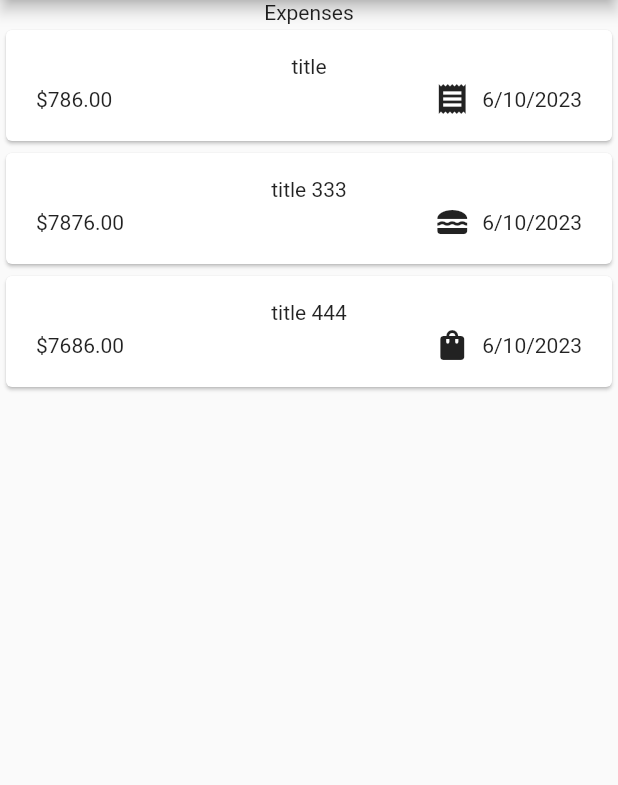
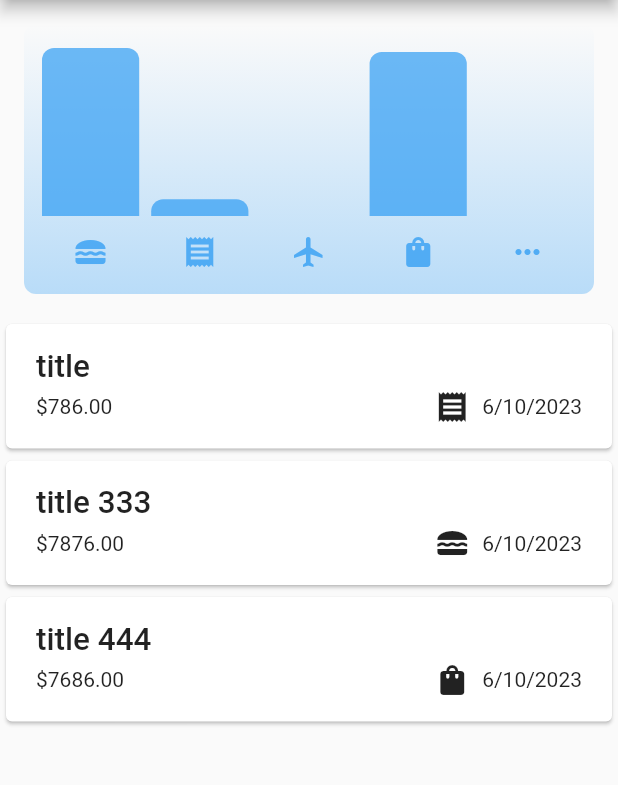
Before and after one commit to sudorajpy/expense_tracker, a Flutter app: the screen it shows after launch, on a phone screen of 412 x 824 dp, the part 84-869 px from its top. Run offline on Flutter 3.47's test engine with Material 2 defaults, Android fonts, the phone set to English and light mode, and no system bars; missing offline and left inert: dart:ffi.

Commit message:
Expense Chart Added

```diff
--- a/lib/expenses.dart
+++ b/lib/expenses.dart
@@ -1,5 +1,7 @@
 import 'dart:math';
 
+import 'package:expense_tracker/widgets/chart/chart.dart';
+import 'package:expense_tracker/widgets/chart/chart_bar.dart';
 import 'package:expense_tracker/widgets/expenses_list.dart';
 import 'package:expense_tracker/model/expense.dart';
 import 'package:expense_tracker/widgets/new_expense.dart';
@@ -98,7 +100,7 @@ class _ExpensesState extends State<Expenses> {
       ),
       body: Column(
         children: [
-          const Text('Expenses'),
+          Chart(expenses: _registeredExpenses),
           Expanded(child: mainContent ),
         ],
       ),
--- a/lib/model/expense.dart
+++ b/lib/model/expense.dart
@@ -34,3 +34,19 @@ class Expense {
     return formater.format(date);
   }
 }
+
+
+class ExpenseBucket {
+  ExpenseBucket({required this.category, required this.expenses});
+  final Category category;
+  final List<Expense> expenses;
+
+  ExpenseBucket.forCategory(List<Expense> allExpenses, this.category)
+      : expenses = allExpenses.where((expense) => expense.category == category)
+      .toList();
+
+
+  double get totalExpense {
+    return expenses.fold(0.0, (sum, expense) => sum + expense.amount);
+  }
+}
--- /dev/null
+++ b/lib/widgets/chart/chart.dart
@@ -0,0 +1,96 @@
+import 'package:flutter/material.dart';
+
+import 'package:expense_tracker/widgets/chart/chart_bar.dart';
+import 'package:expense_tracker/model/expense.dart';
+
+class Chart extends StatelessWidget {
+  const Chart({super.key, required this.expenses});
+
+  final List<Expense> expenses;
+
+  List<ExpenseBucket> get buckets {
+    return [
+      ExpenseBucket.forCategory(expenses, Category.food),
+      ExpenseBucket.forCategory(expenses, Category.bills),
+      ExpenseBucket.forCategory(expenses, Category.travel),
+      ExpenseBucket.forCategory(expenses, Category.shopping),
+      ExpenseBucket.forCategory(expenses, Category.others),
+    ];
+  }
+
+  double get maxTotalExpense {
+    double maxTotalExpense = 0;
+
+    for (final bucket in buckets) {
+      if (bucket.totalExpense > maxTotalExpense) {
+        maxTotalExpense = bucket.totalExpense;
+      }
+    }
+
+    return maxTotalExpense;
+  }
+
+  @override
+  Widget build(BuildContext context) {
+    final isDarkMode =
+        MediaQuery.of(context).platformBrightness == Brightness.dark;
+    return Container(
+      margin: const EdgeInsets.all(16),
+      padding: const EdgeInsets.symmetric(
+        vertical: 16,
+        horizontal: 8,
+      ),
+      width: double.infinity,
+      height: 180,
+      decoration: BoxDecoration(
+        borderRadius: BorderRadius.circular(8),
+        gradient: LinearGradient(
+          colors: [
+            Theme.of(context).colorScheme.primary.withOpacity(0.3),
+            Theme.of(context).colorScheme.primary.withOpacity(0.0)
+          ],
+          begin: Alignment.bottomCenter,
+          end: Alignment.topCenter,
+        ),
+      ),
+      child: Column(
+        children: [
+          Expanded(
+            child: Row(
+              crossAxisAlignment: CrossAxisAlignment.end,
+              children: [
+                for (final bucket in buckets) // alternative to map()
+                  ChartBar(
+                    fill: bucket.totalExpense == 0
+                        ? 0
+                        : bucket.totalExpense / maxTotalExpense,
+                  )
+              ],
+            ),
+          ),
+          const SizedBox(height: 12),
+          Row(
+            children: buckets
+                .map(
+                  (bucket) => Expanded(
+                    child: Padding(
+                      padding: const EdgeInsets.symmetric(horizontal: 4),
+                      child: Icon(
+                        categoryIcons[bucket.category],
+                        color: isDarkMode
+                            ? Theme.of(context).colorScheme.secondary
+                            : Theme.of(context)
+                                .colorScheme
+                                .primary
+                                .withOpacity(0.7),
+                      ),
+                    ),
+                  ),
+                )
+                .toList(),
+          )
+        ],
+      ),
+    );
+  }
+}
--- /dev/null
+++ b/lib/widgets/chart/chart_bar.dart
@@ -0,0 +1,36 @@
+
+
+import 'package:flutter/material.dart';
+
+class ChartBar extends StatelessWidget {
+  const ChartBar({
+    super.key,
+    required this.fill,
+  });
+
+  final double fill;
+
+  @override
+  Widget build(BuildContext context) {
+    final isDarkMode =
+        MediaQuery.of(context).platformBrightness == Brightness.dark;
+    return Expanded(
+      child: Padding(
+        padding: const EdgeInsets.symmetric(horizontal: 4),
+        child: FractionallySizedBox(
+          heightFactor: fill,
+          child: DecoratedBox(
+            decoration: BoxDecoration(
+              shape: BoxShape.rectangle,
+              borderRadius:
+                  const BorderRadius.vertical(top: Radius.circular(8)),
+              color: isDarkMode
+                  ? Theme.of(context).colorScheme.secondary
+                  : Theme.of(context).colorScheme.primary.withOpacity(0.65),
+            ),
+          ),
+        ),
+      ),
+    );
+  }
+}
--- a/lib/widgets/expense_item.dart
+++ b/lib/widgets/expense_item.dart
@@ -12,8 +12,9 @@ class ExpenseItem extends StatelessWidget {
       child: Padding(
         padding: const EdgeInsets.symmetric(horizontal: 20, vertical: 16),
         child: Column(
+          crossAxisAlignment: CrossAxisAlignment.start,
           children: [
-            Text(expense.title),
+            Text(expense.title, style:const TextStyle(fontSize: 21, fontWeight: FontWeight.w500)),
             const SizedBox(
               height: 2,
             ),
--- a/lib/widgets/new_expense.dart
+++ b/lib/widgets/new_expense.dart
@@ -74,6 +74,7 @@ class _NewExpenseState extends State<NewExpense> {
     return Padding(
       padding: const EdgeInsets.fromLTRB(16, 16, 16, 16),
       child: Column(
+
         crossAxisAlignment: CrossAxisAlignment.end,
         children: [
           TextField(
```
